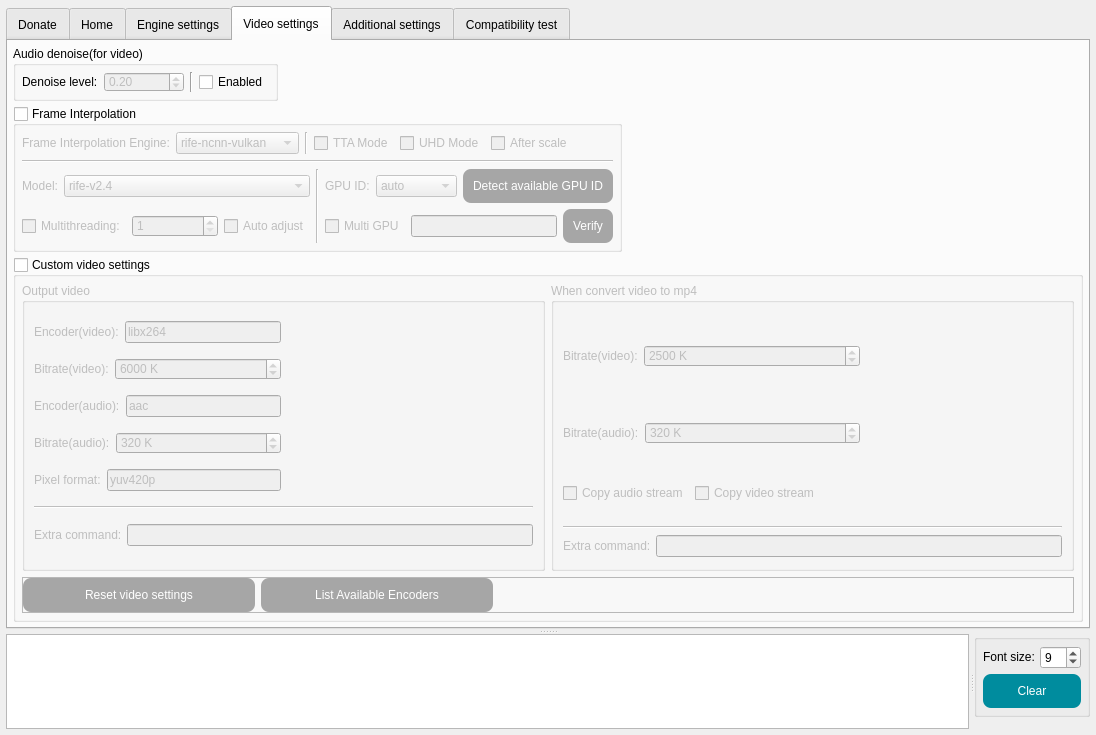
Before: the Qt Designer form SRC/Waifu2x-Extension-QT/mainwindow.ui in AaronFeng753/Waifu2x-Extension-GUI, drawn with Qt 5.
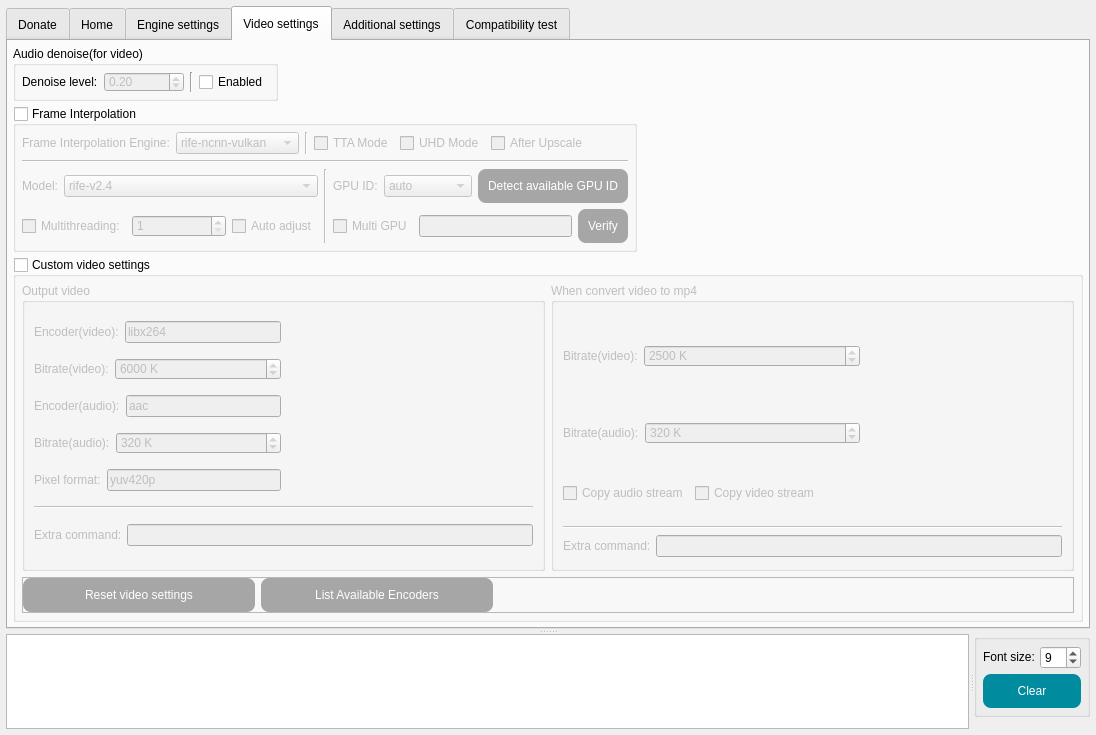
After: the same form once the commit is applied. The open tabs and pages were chosen to show the change. Icons and pictures are not drawn.

```diff
--- a/SRC/Waifu2x-Extension-QT/mainwindow.ui
+++ b/SRC/Waifu2x-Extension-QT/mainwindow.ui
@@ -7650,7 +7650,7 @@
                      <string>Interpolate frames after scaled.</string>
                     </property>
                     <property name="text">
-                     <string>After scale</string>
+                     <string>After Upscale</string>
                     </property>
                    </widget>
                   </item>
```
Left out of the diff: 6 changed lines with no effect on the pictures.
